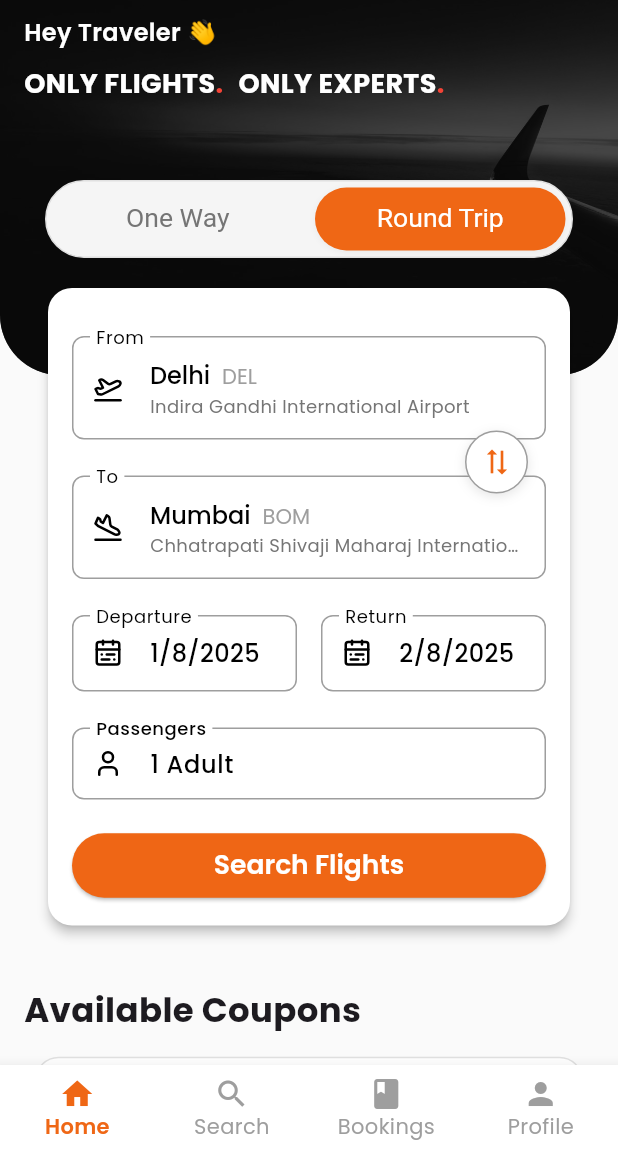
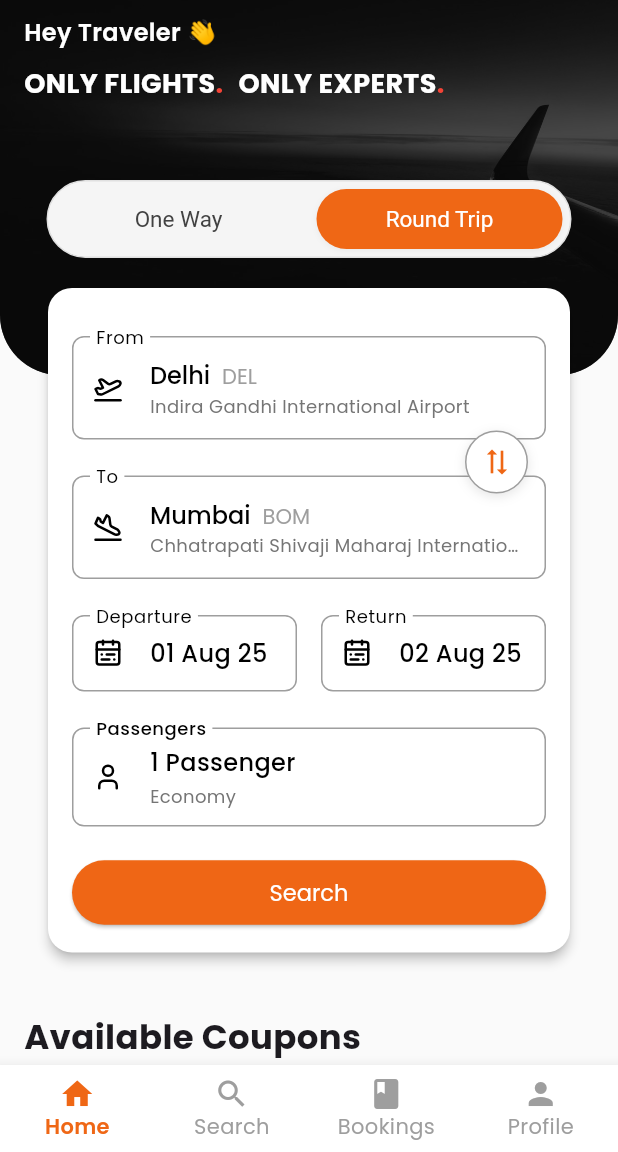
Before and after one commit to mishraadityan09/flightmojoclone, a Flutter app: the screen it shows after launch, after a tap on "Return", on a phone screen of 412 x 824 dp, the part 84-1236 px from its top. Run offline on Flutter 3.47's test engine with Material 3 defaults, Android fonts, the phone set to English and light mode, and no system bars; our stand-ins replace flutter_svg, go_router, google_fonts, lucide_icons_flutter.

Commit message:
flight-search-updated

```diff
--- a/lib/feature/flights/presentation/pages/flights_search.dart
+++ b/lib/feature/flights/presentation/pages/flights_search.dart
@@ -3,6 +3,7 @@ import 'package:flightmojo/feature/home/presentaion/widgets/passengers_bottom_sh
 import 'package:flutter/material.dart';
 import 'package:google_fonts/google_fonts.dart';
 import 'package:go_router/go_router.dart';
+import 'package:intl/intl.dart';
 import 'package:lucide_icons_flutter/lucide_icons.dart';
 import '../../../../core/router/app_routes.dart';
 
@@ -24,16 +25,27 @@ class _FlightSearchWidgetState extends State<FlightSearchWidget> {
 
   String _toCityName = 'Mumbai';
   String _toCityCode = 'BOM';
+  late String _departureDate;
+  late String _returnDate;
 
-  String _departureDate = _formatDate(DateTime.now());
-  String _returnDate = _formatDate(DateTime.now().add(const Duration(days: 1)));
-  final int _passengers = 1;
+   int _passengers = 1;
+  String _travelClass = 'Economy';
+
   bool _isRoundTrip = false;
 
+  @override
+  void initState() {
+    super.initState();
+    _departureDate = _formatDate(DateTime.now());
+    _returnDate = _formatDate(DateTime.now().add(const Duration(days: 1)));
+  }
+
+  String _formatDate(DateTime date) {
+    final formatter = DateFormat('dd MMM yy'); // 02 Aug 25
+    return formatter.format(date);
+  }
+
   // Helper methods
-  static String _formatDate(DateTime date) {
-    return "${date.day}/${date.month}/${date.year}";
-  }
 
   DateTime? _parseDate(String dateString) {
     try {
@@ -58,7 +70,7 @@ class _FlightSearchWidgetState extends State<FlightSearchWidget> {
       (screenWidth * 0.055).clamp(20.0, 24.0); // 5.5% width, clamp 20-24
 
   double get buttonLabelFontSize =>
-      (screenWidth * 0.043).clamp(16.0, 18.0); // 4.5% width, clamp 16-18
+      (screenWidth * 0.035).clamp(15.0, 18.0); // 3.5% width, clamp 16-18
 
   double get bodyTextFontSize =>
       (screenWidth * 0.04).clamp(14.0, 16.0); // 4% width, clamp 14-16
@@ -108,7 +120,7 @@ class _FlightSearchWidgetState extends State<FlightSearchWidget> {
   Widget _buildTripTypeSelector() {
     return Container(
       height: 52,
-      margin: const EdgeInsets.symmetric(horizontal: 2),
+      margin: const EdgeInsets.symmetric(horizontal: 3),
       decoration: BoxDecoration(
         borderRadius: BorderRadius.circular(36),
         border: Border.all(color: Colors.grey.shade300),
@@ -129,7 +141,7 @@ class _FlightSearchWidgetState extends State<FlightSearchWidget> {
         widthFactor: 0.5,
         heightFactor: 1,
         child: Container(
-          margin: const EdgeInsets.all(4),
+          margin: const EdgeInsets.all(5),
           decoration: BoxDecoration(
             color: Theme.of(context).primaryColor,
             borderRadius: BorderRadius.circular(36),
@@ -167,7 +179,7 @@ class _FlightSearchWidgetState extends State<FlightSearchWidget> {
           child: AnimatedDefaultTextStyle(
             duration: const Duration(milliseconds: 300),
             style: TextStyle(
-              color: isSelected ? Colors.white : Colors.grey.shade600,
+              color: isSelected ? Colors.white : Colors.grey.shade800,
               fontWeight: isSelected ? FontWeight.w400 : FontWeight.normal,
               fontSize: buttonLabelFontSize,
             ),
@@ -317,7 +329,6 @@ class _FlightSearchWidgetState extends State<FlightSearchWidget> {
                   ),
                 ],
               )
-
             : Text(
                 value ?? '',
                 style: GoogleFonts.poppins(
@@ -439,16 +450,13 @@ class _FlightSearchWidgetState extends State<FlightSearchWidget> {
   }
 
   Widget _buildPassengerField() {
-    // Create a text controller with current passenger text
-    final passengerText = '$_passengers Adult${_passengers > 1 ? 's' : ''}';
-    final controller = TextEditingController(text: passengerText);
+  // Build passenger count text e.g., "3 Passengers"
+  final passengerText =
+      '$_passengers Passenger${_passengers > 1 ? 's' : ''}'; // You can customize this text
 
   return GestureDetector(
     onTap: _showPassengersBottomSheet,
-      child: AbsorbPointer(
-        child: TextField(
-          controller: controller,
-          readOnly: true,
+    child: InputDecorator(
       decoration: InputDecoration(
         labelText: 'Passengers',
         labelStyle: TextStyle(
@@ -472,21 +480,36 @@ class _FlightSearchWidgetState extends State<FlightSearchWidget> {
           borderRadius: BorderRadius.circular(8),
           borderSide: BorderSide(color: Theme.of(context).primaryColor),
         ),
-            contentPadding: const EdgeInsets.symmetric(
-              vertical: 12,
-              horizontal: 12,
-            ),
+        contentPadding: const EdgeInsets.symmetric(vertical: 12, horizontal: 12),
         floatingLabelBehavior: FloatingLabelBehavior.auto,
       ),
+      child: Column(
+        crossAxisAlignment: CrossAxisAlignment.start,
+        mainAxisSize: MainAxisSize.min,
+        children: [
+          Text(
+            passengerText,
             style: GoogleFonts.poppins(
               fontSize: bodyTextFontSize,
               fontWeight: FontWeight.w500,
               color: Colors.black,
             ),
           ),
+          const SizedBox(height: 2),
+          Text(
+            _travelClass, // Display selected class here
+            style: GoogleFonts.poppins(
+              fontSize: bodyTextFontSize - 4,
+              fontWeight: FontWeight.w400,
+              color: Colors.grey.shade600,
+            ),
+          ),
+        ],
+      ),
     ),
   );
 }
+
 
   Widget _buildSearchButton() {
     return SizedBox(
@@ -494,16 +517,16 @@ class _FlightSearchWidgetState extends State<FlightSearchWidget> {
       child: ElevatedButton(
         onPressed: _searchFlights,
         style: ElevatedButton.styleFrom(
-          padding: const EdgeInsets.symmetric(vertical: 8),
+          padding: const EdgeInsets.symmetric(vertical: 10),
           shape: RoundedRectangleBorder(
             borderRadius: BorderRadius.circular(24),
           ),
         ),
         child: Text(
-          'Search Flights',
+          'Search',
           style: GoogleFonts.poppins(
             fontSize: buttonLabelFontSize,
-            fontWeight: FontWeight.w600,
+            fontWeight: FontWeight.w400,
           ),
         ),
       ),
@@ -577,50 +600,90 @@ class _FlightSearchWidgetState extends State<FlightSearchWidget> {
       isAddingReturnDate: dateType == 'Return',
       onDatesSelected: (departureDate, returnDate) {
         setState(() {
+          // Update departure date always
           _departureDate = _formatDate(departureDate);
 
           if (returnDate != null) {
+            // Return date selected, ensure return >= departure
+            if (!returnDate.isBefore(departureDate)) {
               _returnDate = _formatDate(returnDate);
+              _isRoundTrip = true; // keep round trip true
+            } else {
+              // If return date is before departure, fix it by setting return to departure + 1 day
+              _returnDate = _formatDate(
+                departureDate.add(const Duration(days: 1)),
+              );
               _isRoundTrip = true;
-          } else if (dateType == 'Departure' && _isRoundTrip) {
+            }
+          } else {
+            // Return date not selected (i.e., one-way trip)
+            _isRoundTrip = false;
+            _returnDate = _formatDate(
+              departureDate.add(const Duration(days: 1)),
+            ); // Optional, keep return date valid for later usage
+          }
+
+          // Additionally, if departure date is after current return date, fix return date
           final currentReturnDate = _parseDate(_returnDate);
           if (currentReturnDate != null &&
               currentReturnDate.isBefore(departureDate)) {
             _returnDate = _formatDate(
               departureDate.add(const Duration(days: 1)),
             );
-            }
+            _isRoundTrip = true;
           }
         });
       },
     );
   }
 
-  void _showPassengersBottomSheet() {
-    showModalBottomSheet(
+Future<void> _showPassengersBottomSheet() async {
+  final result = await showModalBottomSheet<Map<String, dynamic>>(
+    context: context,
     showDragHandle: true,
     useRootNavigator: true,
     isScrollControlled: true,
-      context: context,
     builder: (context) => const PassengersBottomSheet(),
   );
+
+  if (result != null) {
+    setState(() {
+      // Extract values from the received Map
+      final int adults = result['adultCount'] ?? 1; // default 1
+      final int children = result['childCount'] ?? 0;
+      final int infants = result['infantCount'] ?? 0;
+      final String travelClass = result['travelClass'] ?? 'Economy';
+
+      // Update your state variables as needed
+      // For example, if you have _passengers as total adults+children+infants:
+      _passengers = adults + children + infants;
+
+      // Store or use them separately if desired:
+      // _adultCount = adults;
+      // _childCount = children;
+      // _infantCount = infants;
+      _travelClass = travelClass;
+
+      // (Make sure these variables are declared in your State class)
+    });
+  }
 }
 
   void _toggleTripType(bool isRoundTrip) {
     setState(() {
       _isRoundTrip = isRoundTrip;
-      if (isRoundTrip) {
-        final departureDateTime = _parseDate(_departureDate);
-        final returnDateTime = _parseDate(_returnDate);
-        if (departureDateTime != null &&
-            (returnDateTime == null ||
-                returnDateTime.isBefore(departureDateTime) ||
-                returnDateTime.isAtSameMomentAs(departureDateTime))) {
-          _returnDate = _formatDate(
-            departureDateTime.add(const Duration(days: 1)),
-          );
-        }
-      }
+      // if (isRoundTrip) {
+      //   final departureDateTime = _parseDate(_departureDate);
+      //   final returnDateTime = _parseDate(_returnDate);
+      //   if (departureDateTime != null &&
+      //       (returnDateTime == null ||
+      //           returnDateTime.isBefore(departureDateTime) ||
+      //           returnDateTime.isAtSameMomentAs(departureDateTime))) {
+      //     _returnDate = _formatDate(
+      //       departureDateTime.add(const Duration(days: 1)),
+      //     );
+      //   }
+      // }
     });
   }
 
```
Also changed, not shown: lib/feature/home/presentaion/widgets/passengers_bottom_sheet.dart (+7 -1 lines). Lines whose indentation alone changed are shown as unchanged.
